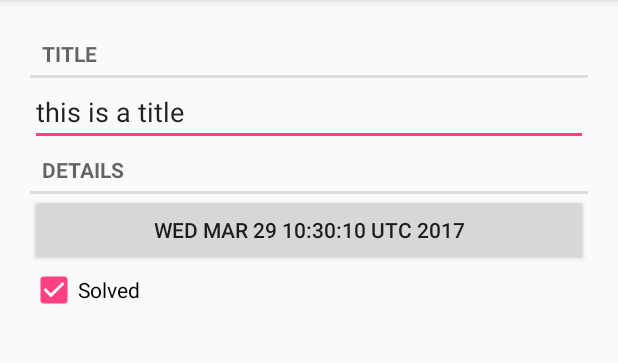
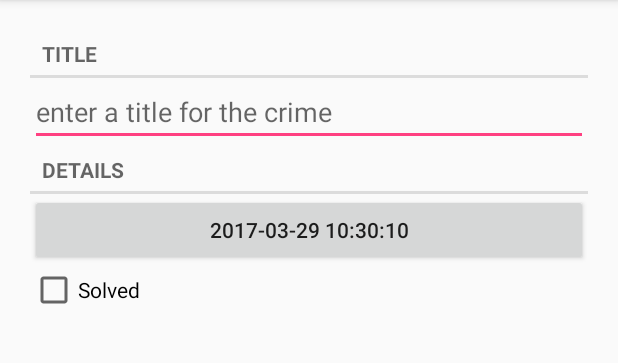
Before and after one commit to z3896823/CrimeIntent, an Android app: the screen it shows after launch (CrimePagerActivity), after a tap on "Add", on a phone screen of 412 x 824 dp, the part 84-447 px from its top. Run offline under Robolectric (Android 15) with nearby library versions, the phone set to English and light mode, and no system bars.

Commit message:
database completed, got some other bugs

```diff
--- a/app/src/main/AndroidManifest.xml
+++ b/app/src/main/AndroidManifest.xml
@@ -17,7 +17,6 @@
             </intent-filter>
         </activity>
 
-        <activity android:name=".CrimeDetailActivity"/>
         <activity android:name=".CrimePagerActivity"
             android:parentActivityName=".CrimeListActivity"/>
     </application>
--- a/app/src/main/java/org/zyb/criminalintent/database/CursorParser.java
+++ b/app/src/main/java/org/zyb/criminalintent/database/CursorParser.java
@@ -1,15 +1,11 @@
 package org.zyb.criminalintent.database;
 
 import android.database.Cursor;
-import android.util.Log;
-import android.widget.Toast;
 
 import org.zyb.criminalintent.model.Crime;
+import org.zyb.criminalintent.util.Utility;
 
-import java.text.ParseException;
-import java.text.SimpleDateFormat;
 import java.util.ArrayList;
-import java.util.Date;
 import java.util.List;
 import java.util.UUID;
 
@@ -25,7 +21,6 @@ import java.util.UUID;
 
 public class CursorParser {
 
-    @SuppressWarnings("all")
     public static List<Crime> getCrimeList(Cursor cursor){
         List<Crime> crimeList = new ArrayList<>();
         if (cursor.moveToFirst()){
@@ -35,13 +30,8 @@ public class CursorParser {
                 UUID uuid = UUID.fromString(cursor.getString(cursor.getColumnIndex("UUID")));
                 crime.setUuid(uuid);
                 // setDate
-                SimpleDateFormat sdf = new SimpleDateFormat("yyyy-MM-dd HH:mm:ss");
-                try {
-                    Date date = sdf.parse(cursor.getString(cursor.getColumnIndex("date")));
-                    crime.setDate(date);
-                } catch (ParseException e) {
-                    Log.d("ybz", "getCrime: date parse error");
-                }
+                String s = cursor.getString(cursor.getColumnIndex("date"));
+                crime.setDate(s);
                 // setTitle
                 String title = cursor.getString(cursor.getColumnIndex("title"));
                 crime.setTitle(title);
--- a/app/src/main/java/org/zyb/criminalintent/fragment/CrimeDetailFragment.java
+++ b/app/src/main/java/org/zyb/criminalintent/fragment/CrimeDetailFragment.java
@@ -18,6 +18,7 @@ import android.widget.EditText;
 import org.zyb.criminalintent.R;
 import org.zyb.criminalintent.model.Crime;
 import org.zyb.criminalintent.model.CrimeManager;
+import org.zyb.criminalintent.util.Utility;
 
 import java.util.Date;
 import java.util.UUID;
@@ -41,6 +42,8 @@ public class CrimeDetailFragment extends Fragment {
     private Button btn_crimeDate;
     private CheckBox cb_isSolved;
 
+    public CrimeManager crimeManager = CrimeManager.getCrimeManager(getActivity());
+
     /**
      * 该静态方法供Activity在创建本Fragment的时候调用，使得本Fragment在创建之初，
      * 且在attach给Activity之前就获得需要的数据（使用setArguments()方法）
@@ -60,7 +63,7 @@ public class CrimeDetailFragment extends Fragment {
     public void onCreate(@Nullable Bundle savedInstanceState) {
         super.onCreate(savedInstanceState);
         UUID crimeId = (UUID)getArguments().getSerializable("crimeId");
-        crime = CrimeManager.getCrimeManager(getActivity()).getCrime(crimeId);//成功获取到Crime对象
+        crime = crimeManager.getCrime(crimeId);//成功获取到Crime对象
     }
 
     @Override
@@ -69,6 +72,7 @@ public class CrimeDetailFragment extends Fragment {
 
         et_title = (EditText) v.findViewById(R.id.id_et_title);
         et_title.setText(crime.getTitle());
+        et_title.setSelection(et_title.getText().length());
         et_title.addTextChangedListener(new TextWatcher() {
             @Override
             public void beforeTextChanged(CharSequence s, int start, int count, int after) {
@@ -82,16 +86,18 @@ public class CrimeDetailFragment extends Fragment {
 
             @Override
             public void afterTextChanged(Editable s) {
+                //向数据库提交
+                crimeManager.changeCrimeTitle(crime.getUuid(),s.toString());
             }
         });
 
         btn_crimeDate = (Button) v.findViewById(R.id.id_btn_crimeDate);
-        btn_crimeDate.setText(crime.getDate().toString());
+        btn_crimeDate.setText(crime.getDate());
         btn_crimeDate.setOnClickListener(new View.OnClickListener() {
             @Override
             public void onClick(View v) {
                 FragmentManager manager = getFragmentManager();
-                DatePickerFragment dialog = DatePickerFragment.newInstance(crime.getDate());
+                DatePickerFragment dialog = DatePickerFragment.newInstance(Utility.stringToDate(crime.getDate()));
                 dialog.setTargetFragment(CrimeDetailFragment.this, 1);
                 dialog.show(manager,"datePickerDialog");
             }
@@ -103,6 +109,8 @@ public class CrimeDetailFragment extends Fragment {
             @Override
             public void onCheckedChanged(CompoundButton buttonView, boolean isChecked) {
                 crime.setSolved(isChecked);
+                //向数据库提交
+                crimeManager.changeCrimeSolved(crime.getUuid(),crime.getSolved());
             }
         });
 
@@ -123,8 +131,10 @@ public class CrimeDetailFragment extends Fragment {
         }
         if (resultCode == DatePickerFragment.RESULT_OK){
             Date date = (Date) data.getSerializableExtra("crimeDate");
-            crime.setDate(date);
-            btn_crimeDate.setText(crime.getDate().toString());
+            crime.setDate(Utility.dateToString(date));
+            btn_crimeDate.setText(crime.getDate());
+            //向数据库提交
+            crimeManager.changeCrimeDate(crime.getUuid(),crime.getDate());
         }
     }
 }
--- a/app/src/main/java/org/zyb/criminalintent/fragment/CrimeListFragment.java
+++ b/app/src/main/java/org/zyb/criminalintent/fragment/CrimeListFragment.java
@@ -42,6 +42,8 @@ public class CrimeListFragment extends Fragment {
 
     private CrimeAdapter adapter;
 
+    private List<Crime> crimeList = null;
+
     @Override
     public void onCreate(@Nullable Bundle savedInstanceState) {
         super.onCreate(savedInstanceState);
@@ -59,7 +61,7 @@ public class CrimeListFragment extends Fragment {
         rv_crimeList.setLayoutManager(layoutManager);
 
         CrimeManager crimeManager = CrimeManager.getCrimeManager(getActivity());
-        List<Crime> crimeList = crimeManager.getCrimeList();
+        crimeList = crimeManager.getCrimeList();
         adapter = new CrimeAdapter(crimeList);
         rv_crimeList.setAdapter(adapter);
 
@@ -85,6 +87,7 @@ public class CrimeListFragment extends Fragment {
             case R.id.id_menu_add:
                 Crime crime = new Crime();
                 CrimeManager crimeManager = CrimeManager.getCrimeManager(getActivity());
+                //先向数据库提交这个新的对象，然后再去DetailFragment中具体修改这个对象
                 crimeManager.addCrime(crime);
                 Intent intent = CrimePagerActivity.newIntent(getActivity(),crime.getUuid());
                 startActivity(intent);
@@ -95,6 +98,7 @@ public class CrimeListFragment extends Fragment {
         return true;
     }
 
+    // Adapter
     private class CrimeAdapter extends RecyclerView.Adapter<CrimeAdapter.CrimeHolder>{
 
         private List<Crime> crimeList;
@@ -111,7 +115,6 @@ public class CrimeListFragment extends Fragment {
                 @Override
                 public void onClick(View v) {
                     int position = holder.getAdapterPosition();
-//                    Intent intent = CrimeDetailActivity.newIntent(getActivity(),crimeList.get(position).getUuid());
                     Intent intent = CrimePagerActivity.newIntent(getActivity(),crimeList.get(position).getUuid());
                     startActivity(intent);
                 }
@@ -131,6 +134,8 @@ public class CrimeListFragment extends Fragment {
                     int position = holder.getAdapterPosition();
                     Crime crime = crimeList.get(position);
                     crime.setSolved(isChecked);
+                    //向数据库提交数据
+                    CrimeManager.getCrimeManager(getActivity()).changeCrimeSolved(crime.getUuid(),crime.getSolved());
                 }
             });
 
@@ -141,7 +146,7 @@ public class CrimeListFragment extends Fragment {
         public void onBindViewHolder(CrimeHolder holder, int position) {
             Crime crime = crimeList.get(position);
             holder.tv_title.setText(crime.getTitle());
-            holder.tv_date.setText(crime.getDate().toString());
+            holder.tv_date.setText(crime.getDate());
             holder.cb_isSolved.setChecked(crime.getSolved());
         }
 
--- a/app/src/main/java/org/zyb/criminalintent/fragment/DatePickerFragment.java
+++ b/app/src/main/java/org/zyb/criminalintent/fragment/DatePickerFragment.java
@@ -82,7 +82,6 @@ public class DatePickerFragment extends DialogFragment {
      * @param date data to pass over
      */
     public void sentResult(int resultCode, Date date){
-
         if (getTargetFragment() == null){
             return;
         }
--- a/app/src/main/java/org/zyb/criminalintent/model/Crime.java
+++ b/app/src/main/java/org/zyb/criminalintent/model/Crime.java
@@ -1,4 +1,6 @@
 package org.zyb.criminalintent.model;
+
+import org.zyb.criminalintent.util.Utility;
 
 import java.util.Date;
 import java.util.UUID;
@@ -16,13 +18,13 @@ import java.util.UUID;
 public class Crime {
 
     private UUID uuid;
-    private Date date;
+    private String date;
     private String title;
     private boolean isSolved;
 
     public Crime() {
         this.uuid = UUID.randomUUID();
-        this.date = new Date();
+        this.date = Utility.dateToString(new Date());
     }
 
     public void setUuid(UUID uuid){
@@ -33,11 +35,11 @@ public class Crime {
         return uuid;
     }
 
-    public void setDate(Date date){
+    public void setDate(String date){
         this.date = date;
     }
 
-    public Date getDate() {
+    public String getDate() {
         return date;
     }
 
--- a/app/src/main/java/org/zyb/criminalintent/model/CrimeManager.java
+++ b/app/src/main/java/org/zyb/criminalintent/model/CrimeManager.java
@@ -6,7 +6,9 @@ import android.database.sqlite.SQLiteDatabase;
 
 import org.zyb.criminalintent.database.CrimeDBHelper;
 import org.zyb.criminalintent.database.CursorParser;
+import org.zyb.criminalintent.util.Utility;
 
+import java.text.ParseException;
 import java.text.SimpleDateFormat;
 import java.util.Date;
 import java.util.List;
@@ -47,7 +49,6 @@ public class CrimeManager {
             "date text," +
             "isSolved int)";
 
-
     private CrimeManager(Context context){
         // create or get database here
         mContext = context.getApplicationContext();
@@ -69,40 +70,38 @@ public class CrimeManager {
         if (crimeList.isEmpty()){
             Crime crime = new Crime();
             crime.setTitle("this is a title");
-            crime.setDate(new Date());
+            crime.setDate(Utility.getNowTime());
             crime.setSolved(true);
             crimeList.add(crime);
         }
         return crimeList;
     }
-
+    //增
     public void addCrime(Crime crime){
         // add into database and query again
         UUID uuid = crime.getUuid();
         String title = crime.getTitle();
 
-        Date date = crime.getDate();
-        SimpleDateFormat sdf = new SimpleDateFormat("yyyy-MM-dd HH:mm:ss");
-        String dateString = sdf.format(date);
+        String date = crime.getDate();
 
         if (crime.getSolved()) {
-            crimeDB.execSQL("insert into Crime (UUID, title, date ,isSolved)",
-                    new String[]{uuid.toString(),title,dateString,"1"});
+            crimeDB.execSQL("insert into Crime (UUID, title, date ,isSolved) values (?,?,?,?)",
+                    new String[]{uuid.toString(),title,date,"1"});
         } else {
-            crimeDB.execSQL("insert into Crime (UUID, title, date ,isSolved)",
-                    new String[]{uuid.toString(),title,dateString,"0"});
+            crimeDB.execSQL("insert into Crime (UUID, title, date ,isSolved) values (?,?,?,?) ",
+                    new String[]{uuid.toString(),title,date,"0"});
         }
         // 更新crimeList
         crimeList = getCrimeList();
     }
-
+    //删
     public void deleteCrime(UUID crimeId){
         // delete a crime record
         crimeDB.execSQL("delete from crime where uuid = ?",new String[]{crimeId.toString()});
         // 更新crimeList
         crimeList = getCrimeList();
     }
-
+    //查
     public Crime getCrime(UUID uuid) {
         // 很明显，getCrime前必须先getCrimeList
         if (crimeList == null){
@@ -115,6 +114,21 @@ public class CrimeManager {
         }
         return null;
     }
+    //改title
+    public void changeCrimeTitle(UUID uuid,String s){
+        crimeDB.execSQL("update crime set title = ? where UUID = ?",new String[]{s,uuid.toString()});
+    }
+    //改isSolved
+    public void changeCrimeSolved(UUID uuid,boolean isSolved){
+        if (isSolved){
+            crimeDB.execSQL("update crime set isSolved = ? where UUID = ?",new String[]{"1",uuid.toString()});
+        } else {
+            crimeDB.execSQL("update crime set isSolved = ? where UUID = ?",new String[]{"0",uuid.toString()});
+        }
+    }
+    //改date
+    public void changeCrimeDate(UUID uuid,String date){
+        crimeDB.execSQL("update Crime set date = ? where UUID = ?",new String[]{date,uuid.toString()});
+    }
 
-    //设计一个有多个重载的getCrime()方法，该方法应该能购根据id或者title从数据库或者网络中查询到对应的Crime对象
 }
--- /dev/null
+++ b/app/src/main/java/org/zyb/criminalintent/util/Utility.java
@@ -0,0 +1,52 @@
+package org.zyb.criminalintent.util;
+
+import java.text.ParseException;
+import java.text.SimpleDateFormat;
+import java.util.Date;
+
+/**
+ * <pre>
+ *     author : zyb
+ *     e-mail : hbdxzyb@hotmail.com
+ *     time   : 2017/03/29
+ *     desc   :
+ *     version: 1.0
+ * </pre>
+ */
+
+public class Utility {
+
+    @SuppressWarnings("all")
+    private static SimpleDateFormat sdf = new SimpleDateFormat("yyyy-MM-dd HH:mm:ss");
+
+    /**
+     * 将数据库取得的日期字符串解析成格式化的Date对象
+     * @param dateString dateString from the database
+     * @return
+     */
+    public static Date stringToDate(String dateString){
+        try {
+            return sdf.parse(dateString);
+        } catch (ParseException e) {
+            e.printStackTrace();
+        }
+        return null;
+    }
+
+    /**
+     * 将Date对象转换成格式化的String
+     * @param date
+     * @return
+     */
+    public static String dateToString(Date date){
+        return sdf.format(date);
+    }
+
+    /**
+     * 获得String类型的当前时间
+     * @return
+     */
+    public static String getNowTime(){
+        return sdf.format(new Date());
+    }
+}
--- a/app/src/main/res/layout/activity_container.xml
+++ b/app/src/main/res/layout/activity_container.xml
@@ -4,7 +4,6 @@
     xmlns:tools="http://schemas.android.com/tools"
     android:layout_width="match_parent"
     android:layout_height="match_parent"
-    tools:context="org.zyb.criminalintent.CrimeDetailActivity"
     android:id="@+id/id_fl_container">
 
 
```
Also changed, not shown: app/src/main/java/org/zyb/criminalintent/CrimeDetailActivity.java (deleted, +0 -50 lines).
